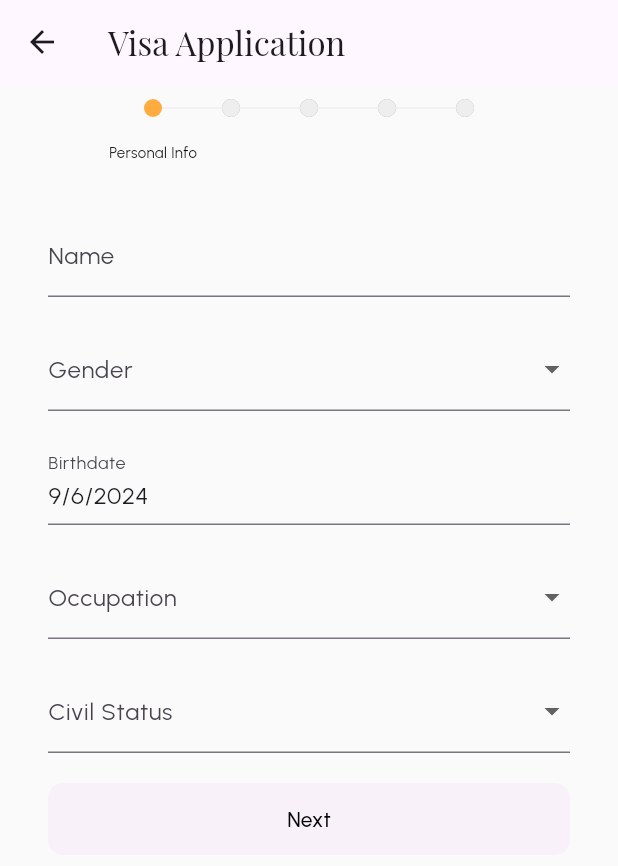
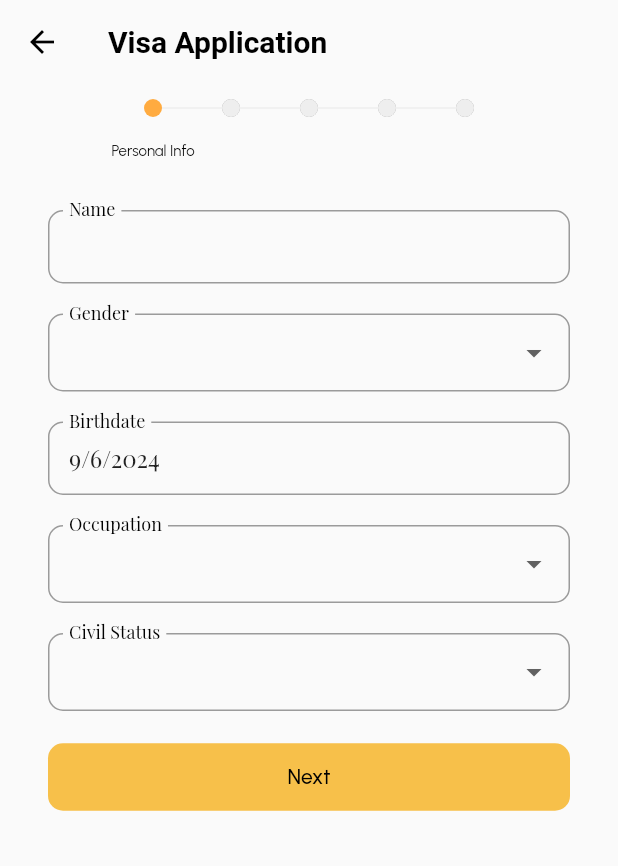
Before and after one commit to Team-SegFault/GoSL, a Flutter app: the VisaApplicationPage screen opened directly, on a phone screen of 412 x 824 dp. Shown: the top 866 px of the screen. Run offline on Flutter 3.47's test engine with Material 3 defaults, Android fonts, the phone set to English and light mode, and no system bars; drawn by our look-alikes of easy_stepper, flutter_form_builder; our stand-ins replace flutter_svg, gap, get, google_fonts, iconsax; missing offline and left inert: dart:ffi.

Commit message:
fixed theme conflict manually

```diff
--- a/Frontend/lib/theme.dart
+++ b/Frontend/lib/theme.dart
@@ -1,18 +1,25 @@
 import 'package:flutter/material.dart';
+import 'package:google_fonts/google_fonts.dart';
 
 const surface = Color(0xfffafafa);
+const primary = Color(0xFFF7C04A);
 
 var theme = ThemeData(
   colorScheme: const ColorScheme(
     surface: surface,
     onSurface: Colors.black,
     brightness: Brightness.light,
-    primary: Colors.orangeAccent,
+    primary: primary,
     onPrimary: Colors.black,
     secondary: Color(0xfffdf6d7),
     onSecondary: Colors.black,
     error: Colors.red,
     onError: Colors.white,
+  ),
+  textTheme: GoogleFonts.urbanistTextTheme().copyWith(
+    titleLarge: GoogleFonts.playfairDisplay(),
+    titleMedium: GoogleFonts.playfairDisplay(),
+    titleSmall: GoogleFonts.playfairDisplay(),
   ),
   appBarTheme: const AppBarTheme(
     backgroundColor: surface,
@@ -27,14 +34,14 @@ var theme = ThemeData(
   inputDecorationTheme: InputDecorationTheme(
     labelStyle: const TextStyle(color: Colors.black),
     floatingLabelBehavior: FloatingLabelBehavior.always,
-    focusColor: Colors.orangeAccent,
+    focusColor: primary,
     border: OutlineInputBorder(
       borderRadius: BorderRadius.circular(10),
       borderSide: BorderSide(color: Colors.grey[200]!, width: 2),
     ),
     focusedBorder: OutlineInputBorder(
       borderRadius: BorderRadius.circular(10),
-      borderSide: const BorderSide(color: Colors.orangeAccent, width: 2),
+      borderSide: const BorderSide(color: primary, width: 2),
     ),
     contentPadding: const EdgeInsets.all(14),
   ),
```
Also changed, not shown: Frontend/lib/main.dart (+1 -13 lines), Frontend/pubspec.lock (added).
